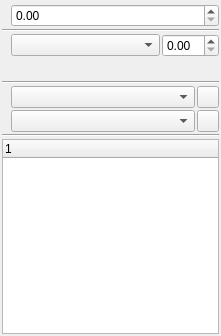
Before: the Qt Designer form scribus/ui/propertiespalette_textbase.ui in HOST-Oman/scribus, drawn with Qt 5.
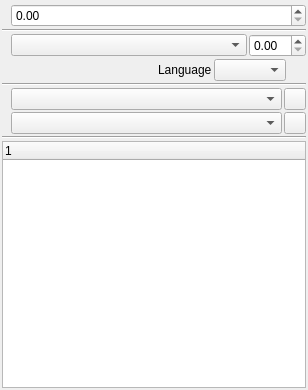
After: the same form once the commit is applied. Icons and pictures are not drawn. Custom widgets are drawn as their Qt base class.

Commit message:
Allow changing text language from the properties palette
Allow changing text language from the properties palette and show the
whole language list in style manager.

```diff
--- a/scribus/ui/propertiespalette_textbase.ui
+++ b/scribus/ui/propertiespalette_textbase.ui
@@ -6,8 +6,8 @@
    <rect>
     <x>0</x>
     <y>0</y>
-    <width>221</width>
-    <height>336</height>
+    <width>308</width>
+    <height>390</height>
    </rect>
   </property>
   <property name="windowTitle">
@@ -118,13 +118,42 @@
       <widget class="DirectionSelect" name="textDirection" native="true"/>
      </item>
      <item>
-      <widget class="AlignSelect" name="textAlignment" native="true"/>
+      <widget class="AlignSelect" name="textAlignment" native="true">
+       <zorder>language</zorder>
+       <zorder>langCombo</zorder>
+      </widget>
+     </item>
+     <item>
+      <spacer name="horizontalSpacer_2">
+       <property name="orientation">
+        <enum>Qt::Horizontal</enum>
+       </property>
+       <property name="sizeHint" stdset="0">
+        <size>
+         <width>40</width>
+         <height>20</height>
+        </size>
+       </property>
+      </spacer>
+     </item>
+     <item>
+      <widget class="QLabel" name="language">
+       <property name="text">
+        <string>Language</string>
+       </property>
+      </widget>
+     </item>
+     <item>
+      <widget class="QComboBox" name="langCombo"/>
      </item>
      <item>
       <spacer name="horizontalSpacer">
        <property name="orientation">
         <enum>Qt::Horizontal</enum>
        </property>
+       <property name="sizeType">
+        <enum>QSizePolicy::Fixed</enum>
+       </property>
        <property name="sizeHint" stdset="0">
         <size>
          <width>20</width>
```
Left out of the diff: 3 changed lines with no effect on the pictures. The commit also changes 18 other files.
